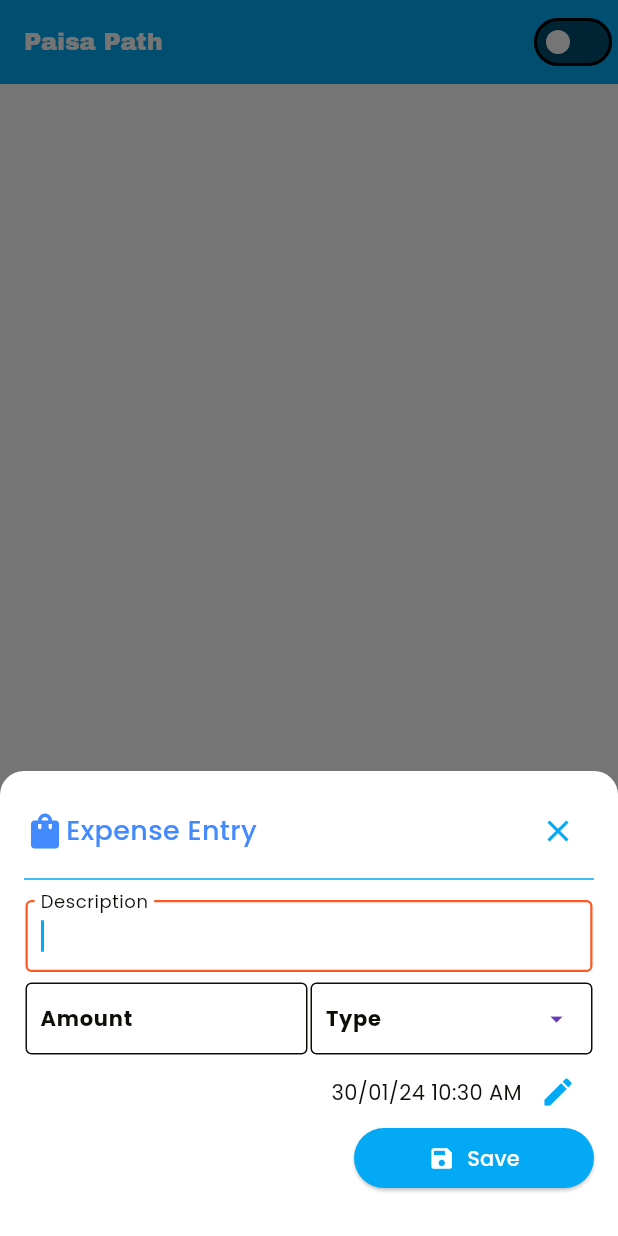
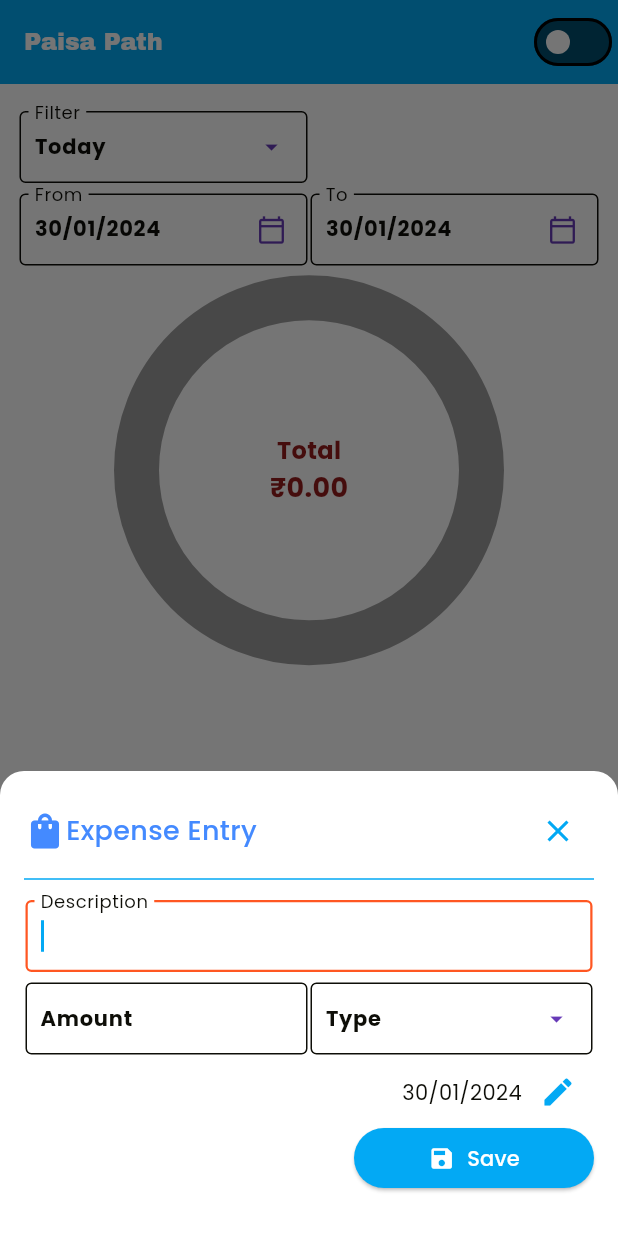
Before and after one commit to anees4ever/paisa_path, a Flutter app: the screen it shows after launch, item 2 of the bottom bar chosen, after a tap on the "add" icon, on a phone screen of 412 x 824 dp. Run offline on Flutter 3.47's test engine with Material 3 defaults, Android fonts, the phone set to English and light mode, and no system bars; drawn by our look-alikes of fl_chart; our stand-ins replace floor, get, google_fonts, shared_preferences, sqflite; missing offline and left inert: flutter_lang, in_app_update, restart_app; accounts and stored records are empty; generated files the repository leaves out were written again.

Commit message:
Add SummaryItem model class and its dependencies Update floor_database.g.dart Add formattedDate() and formattedTime() methods to DateTimeExt Add migration_1 to insert expense types Update FlutterLanguage with new translations Add FilterDateTypes enum and its label method Update ExpenseEntryScreen to use formatLocal() method Update languages_data.json with new translations Update HomeScreen with new pages and FloatingActionButton behavior

```diff
--- /dev/null
+++ b/lib/src/controllers/summary_controller.dart
@@ -0,0 +1,118 @@
+import 'package:flutter/material.dart';
+import 'package:get/get.dart';
+import 'package:paisa_path/src/controllers/expenses_controller.dart';
+import 'package:paisa_path/src/di.dart';
+import 'package:paisa_path/src/localization/flutter_lang.dart';
+import 'package:paisa_path/src/models/enum_filter_date_types.dart';
+import 'package:paisa_path/src/models/expense_types_model.dart';
+import 'package:paisa_path/src/models/expenses_model.dart';
+import 'package:paisa_path/src/models/summary_item.dart';
+
+class SummaryController extends GetxController {
+  final RxList<SummaryItem> _summaryItems = RxList([]);
+  List<SummaryItem> get summaryItems => _summaryItems.toList();
+  final RxDouble _totalAmount = RxDouble(0);
+  double get totalAmount => _totalAmount.value;
+
+  //Filter Specific
+  Rx<FilterDateTypes> filterType = Rx<FilterDateTypes>(FilterDateTypes.today);
+  Rx<DateTime> fromDate = Rx<DateTime>(DateTime.now());
+  Rx<DateTime> toDate = Rx<DateTime>(DateTime.now());
+
+  generateSummary() async {
+    List<ExpenseTypes> expenseTypes =
+        Get.find<ExpensesController>().expenseTypes;
+    List<Expenses> expenses = await DI.db.expensesDao.listExpenses();
+    List<SummaryItem> items = [];
+    _totalAmount.value = 0;
+    double total = 0;
+
+    for (var expense in expenses) {
+      total += expense.amount;
+
+      SummaryItem? item = items.firstWhereOrNull(
+        (element) => element.typeId == expense.expenseTypeId,
+      );
+
+      if (item == null) {
+        ExpenseTypes? type = expenseTypes
+            .firstWhereOrNull((element) => element.id == expense.expenseTypeId);
+        items.add(SummaryItem(
+          typeId: type == null ? 0 : expense.expenseTypeId,
+          typeName: type == null ? Strings.current.uncategorized : type.name,
+          amount: expense.amount,
+        ));
+      } else {
+        item.amount += expense.amount;
+      }
+    }
+
+    _totalAmount.value = total;
+    _summaryItems.value = items;
+  }
+
+  showDateFilter(Function(FilterDateTypes) callback) {
+    Get.defaultDialog(
+      title: Strings.current.filter,
+      content: Column(
+        children: FilterDateTypes.values
+            .map(
+              (e) => ListTile(
+                title: Text(e.label),
+                onTap: () {
+                  Get.back();
+                  filterType.value = e;
+                  _updateFromToDates();
+                  callback(e);
+                  generateSummary();
+                },
+              ),
+            )
+            .toList(),
+      ),
+    );
+  }
+
+  _updateFromToDates() {
+    DateTime now = DateTime.now();
+    switch (filterType.value) {
+      case FilterDateTypes.today:
+        fromDate.value = DateTime(now.year, now.month, now.day);
+        toDate.value = DateTime(now.year, now.month, now.day);
+        break;
+      case FilterDateTypes.yesterday:
+        fromDate.value = DateTime(now.year, now.month, now.day - 1);
+        toDate.value = DateTime(now.year, now.month, now.day - 1);
+        break;
+      case FilterDateTypes.thisWeek:
+        fromDate.value = DateTime(now.year, now.month, now.day - now.weekday);
+        toDate.value = DateTime(now.year, now.month, now.day);
+        break;
+      case FilterDateTypes.lastWeek:
+        fromDate.value =
+            DateTime(now.year, now.month, now.day - now.weekday - 7);
+        toDate.value = DateTime(now.year, now.month, now.day - now.weekday);
+        break;
+      case FilterDateTypes.thisMonth:
+        fromDate.value = DateTime(now.year, now.month, 1);
+        toDate.value = DateTime(now.year, now.month + 1, 0);
+        break;
+      case FilterDateTypes.lastMonth:
+        fromDate.value = DateTime(now.year, now.month - 1, 1);
+        toDate.value = DateTime(now.year, now.month, 0);
+        break;
+      case FilterDateTypes.thisYear:
+        fromDate.value = DateTime(now.year, 1, 1);
+        toDate.value = DateTime(now.year, 12, 31);
+        break;
+      case FilterDateTypes.lastYear:
+        fromDate.value = DateTime(now.year - 1, 1, 1);
+        toDate.value = DateTime(now.year - 1, 12, 31);
+        break;
+      default:
+        fromDate.value = DateTime(now.year, now.month, now.day);
+        toDate.value = DateTime(now.year, now.month, now.day);
+        break;
+    }
+  }
+}
--- a/lib/src/extentions/datetime.dart
+++ b/lib/src/extentions/datetime.dart
@@ -22,4 +22,12 @@ extension DateTimeExt on DateTime {
     other ??= DateTime.now();
     return year == other.year && month == other.month && day == other.day;
   }
+
+  String formattedDate() {
+    return format('dd/MM/yyyy');
+  }
+
+  String formattedTime() {
+    return format('HH:mm:ss');
+  }
 }
--- /dev/null
+++ b/lib/src/models/enum_filter_date_types.dart
@@ -0,0 +1,38 @@
+import 'package:paisa_path/src/localization/flutter_lang.dart';
+
+enum FilterDateTypes {
+  today,
+  yesterday,
+  thisWeek,
+  lastWeek,
+  thisMonth,
+  lastMonth,
+  thisYear,
+  lastYear,
+  custom;
+
+  String get label {
+    switch (this) {
+      case FilterDateTypes.today:
+        return Strings.current.today;
+      case FilterDateTypes.yesterday:
+        return Strings.current.yesterday;
+      case FilterDateTypes.thisWeek:
+        return Strings.current.thisWeek;
+      case FilterDateTypes.lastWeek:
+        return Strings.current.lastWeek;
+      case FilterDateTypes.thisMonth:
+        return Strings.current.thisMonth;
+      case FilterDateTypes.lastMonth:
+        return Strings.current.lastMonth;
+      case FilterDateTypes.thisYear:
+        return Strings.current.thisYear;
+      case FilterDateTypes.lastYear:
+        return Strings.current.lastYear;
+      case FilterDateTypes.custom:
+        return Strings.current.custom;
+      default:
+        return '';
+    }
+  }
+}
--- /dev/null
+++ b/lib/src/models/summary_item.dart
@@ -0,0 +1,10 @@
+class SummaryItem {
+  int typeId;
+  String typeName;
+  double amount;
+  SummaryItem({
+    required this.typeId,
+    required this.typeName,
+    required this.amount,
+  });
+}
--- /dev/null
+++ b/lib/src/screens/custom_widgets/date_picker.dart
@@ -0,0 +1,88 @@
+import 'package:flutter/material.dart';
+import 'package:paisa_path/src/extentions/datetime.dart';
+import 'package:paisa_path/src/screens/custom_widgets/textfield.dart';
+
+class DatePicker extends StatelessWidget {
+  const DatePicker(
+      {super.key,
+      required this.label,
+      this.onSelected,
+      this.initialDate,
+      this.controller});
+
+  final String label;
+  final DateTime? initialDate;
+  final void Function(DateTime?)? onSelected;
+  final TextEditingController? controller;
+
+  @override
+  Widget build(BuildContext context) {
+    TextEditingController dateController =
+        controller ?? TextEditingController();
+    dateController.text = (initialDate ?? DateTime.now()).formattedDate();
+    return EditBox(
+      controller: dateController,
+      labelText: label,
+      readOnly: true,
+      suffixIcon: Icons.calendar_today_outlined,
+      onTap: () async {
+        DateTime? newDate = await showDatePicker(
+          context: context,
+          initialDate: initialDate ?? DateTime.now(),
+          firstDate: DateTime(2015),
+          lastDate: DateTime(2050),
+        );
+        if (newDate != null) {
+          dateController.text = newDate.formattedDate();
+          if (onSelected != null) {
+            onSelected!(newDate);
+          }
+        }
+      },
+    );
+  }
+}
+
+class TimePicker extends StatelessWidget {
+  const TimePicker({
+    Key? key,
+    required this.label,
+    this.onSelected,
+    this.initialTime,
+    this.controller,
+  });
+
+  final String label;
+  final DateTime? initialTime;
+  final void Function(DateTime?)? onSelected;
+  final TextEditingController? controller;
+
+  @override
+  Widget build(BuildContext context) {
+    TextEditingController timeController =
+        controller ?? TextEditingController();
+    timeController.text = (initialTime ?? DateTime.now()).formattedTime();
+    return EditBox(
+      controller: timeController,
+      labelText: label,
+      readOnly: true,
+      suffixIcon: Icons.access_time,
+      onTap: () async {
+        TimeOfDay? newTime = await showTimePicker(
+          context: context,
+          initialTime: initialTime != null
+              ? TimeOfDay.fromDateTime(initialTime!)
+              : TimeOfDay.now(),
+        );
+        if (newTime != null) {
+          DateTime newDate = DateTime(DateTime.now().year, DateTime.now().month,
+              DateTime.now().day, newTime.hour, newTime.minute);
+          timeController.text = newDate.formattedTime();
+          if (onSelected != null) {
+            onSelected!(newDate);
+          }
+        }
+      },
+    );
+  }
+}
--- a/lib/src/screens/expense_entry_screen.dart
+++ b/lib/src/screens/expense_entry_screen.dart
@@ -17,8 +17,8 @@ class ExpenseEntryScreen extends StatefulWidget {
   @override
   State<ExpenseEntryScreen> createState() => _ExpenseEntryScreenState();
 
-  static Future<void> show(Expenses? expense) async {
-    return await showModalBottomSheet(
+  static Future<bool?> show(Expenses? expense) async {
+    return await showModalBottomSheet<bool>(
         context: Get.context!,
         isScrollControlled: true,
         shape: const RoundedRectangleBorder(
@@ -158,8 +158,8 @@ class _ExpenseEntryScreenState extends State<ExpenseEntryScreen> {
               Expanded(
                 child: Text(
                   widget.expense == null
-                      ? DateTime.now().formatDateTime()
-                      : widget.expense!.trnDateTime.formatDateTime(),
+                      ? DateTime.now().formatLocal()
+                      : widget.expense!.trnDateTime.formatLocal(),
                   textAlign: TextAlign.end,
                   style: textStyleContent,
                 ),
@@ -200,7 +200,7 @@ class _ExpenseEntryScreenState extends State<ExpenseEntryScreen> {
         expenseType,
         descriptionController.text);
     if (result) {
-      Get.back();
+      Get.back(result: true);
     }
   }
 }
--- a/lib/src/screens/home_screen.dart
+++ b/lib/src/screens/home_screen.dart
@@ -39,11 +39,11 @@ class _HomeScreenState extends State<HomeScreen> {
                 controller: _pageController,
                 allowImplicitScrolling: false,
                 physics: const NeverScrollableScrollPhysics(),
-                children: [
-                  const DashboardScreen(),
+                children: const [
+                  DashboardScreen(),
                   SummaryScreen(),
-                  const Text('Page 3'),
-                  const Text('Page 4'),
+                  Text('Page 3'),
+                  Text('Page 4'),
                 ],
               ),
             ),
@@ -52,8 +52,11 @@ class _HomeScreenState extends State<HomeScreen> {
         ],
       ),
       floatingActionButton: FloatingActionButton.large(
-        onPressed: () {
-          ExpenseEntryScreen.show(null);
+        onPressed: () async {
+          bool? result = await ExpenseEntryScreen.show(null);
+          if (result ?? false) {
+            currentPage = 0;
+          }
         },
         shape: const CircleBorder(
           side: BorderSide(
@@ -66,6 +69,7 @@ class _HomeScreenState extends State<HomeScreen> {
       ),
       floatingActionButtonLocation: FloatingActionButtonLocation.centerDocked,
       bottomNavigationBar: BottomAppBar(
+        height: 48,
         shape: const CircularNotchedRectangle(), //shape of notch
         notchMargin: 12,
         child: Row(
--- a/lib/src/screens/home_screen_tab_summary.dart
+++ b/lib/src/screens/home_screen_tab_summary.dart
@@ -1,38 +1,121 @@
 import 'package:flutter/material.dart';
 import 'package:fl_chart/fl_chart.dart';
 import 'package:get/get.dart';
-import 'package:paisa_path/src/controllers/expenses_controller.dart';
+import 'package:paisa_path/src/controllers/summary_controller.dart';
+import 'package:paisa_path/src/extentions/datetime.dart';
 import 'package:paisa_path/src/extentions/double.dart';
+import 'package:paisa_path/src/localization/flutter_lang.dart';
+import 'package:paisa_path/src/screens/custom_widgets/date_picker.dart';
+import 'package:paisa_path/src/screens/custom_widgets/textfield.dart';
 import 'package:paisa_path/src/theme/colors.dart';
 import 'package:paisa_path/src/theme/styles.dart';
 
 class SummaryScreen extends StatelessWidget {
-  SummaryScreen({super.key});
-
-  int touchedIndex = -1;
-
-  ExpensesController controller = Get.find();
+  const SummaryScreen({super.key});
 
   @override
   Widget build(BuildContext context) {
-    return Column(
-      children: <Widget>[
+    final SummaryController summaryController = Get.put(SummaryController())
+      ..generateSummary();
+    TextEditingController filterTypeController = TextEditingController(
+      text: summaryController.filterType.value.label,
+    );
+    TextEditingController fromDateController = TextEditingController();
+    TextEditingController toDateController = TextEditingController();
+    return AspectRatio(
+      aspectRatio: 1.3,
+      child: Column(
+        children: [
+          Row(
+            children: [
+              Expanded(
+                child: EditBox(
+                  labelText: Strings.current.filter,
+                  readOnly: true,
+                  controller: filterTypeController,
+                  suffixIcon: Icons.arrow_drop_down,
+                  onTap: () {
+                    summaryController.showDateFilter(
+                      (p0) {
+                        fromDateController.text =
+                            summaryController.fromDate.value.formattedDate();
+                        toDateController.text =
+                            summaryController.toDate.value.formattedDate();
+                        return filterTypeController.text = p0.label;
+                      },
+                    );
+                  },
+                ),
+              ),
+              const Expanded(
+                child: SizedBox(),
+              ),
+            ],
+          ),
+          Row(
+            children: [
+              Expanded(
+                child: DatePicker(
+                  label: Strings.current.from,
+                  controller: fromDateController,
+                ),
+              ),
+              Expanded(
+                child: DatePicker(
+                  label: Strings.current.to,
+                  controller: toDateController,
+                ),
+              ),
+            ],
+          ),
           Expanded(
             child: AspectRatio(
               aspectRatio: 1,
-            child: PieChart(
+              child: Stack(
+                fit: StackFit.expand,
+                children: [
+                  GetX<SummaryController>(builder: (_) {
+                    return PieChart(
                       PieChartData(
                         pieTouchData: PieTouchData(
-                  touchCallback: (FlTouchEvent event, pieTouchResponse) {},
+                          touchCallback:
+                              (FlTouchEvent event, pieTouchResponse) {},
                         ),
                         startDegreeOffset: 180,
                         borderData: FlBorderData(
                           show: false,
                         ),
                         sectionsSpace: 1,
-                centerSpaceRadius: 70,
-                sections: showingSections(),
+                        centerSpaceRadius: 100,
+                        sections: getChartSections(summaryController),
                       ),
+                    );
+                  }),
+                  Align(
+                    alignment: Alignment.center,
+                    child: GetX<SummaryController>(builder: (_) {
+                      return Column(
+                        mainAxisSize: MainAxisSize.min,
+                        children: [
+                          Text(
+                            Strings.current.total,
+                            style: textStyleSubtitle.copyWith(
+                              color: fontColorError.theme,
+                              fontWeight: FontWeight.bold,
+                            ),
+                          ),
+                          Text(
+                            summaryController.totalAmount.amount(),
+                            style: textStyleTitle.copyWith(
+                              color: fontColorError.theme,
+                              fontWeight: FontWeight.bold,
+                            ),
+                          ),
+                        ],
+                      );
+                    }),
+                  ),
+                ],
               ),
             ),
           ),
@@ -40,23 +123,27 @@ class SummaryScreen extends StatelessWidget {
             height: 28,
           ),
           Expanded(
-          child: GridView.count(
+            child: GetX<SummaryController>(builder: (_) {
+              return GridView.count(
                 crossAxisCount: 2,
                 childAspectRatio: 2.5,
                 shrinkWrap: true,
-            children: controller.expenseTypes.map((element) {
-              int index = controller.expenseTypes.indexOf(element);
+                children: summaryController.summaryItems
+                    .where((element) => element.amount != 0)
+                    .map((element) {
+                  int index = summaryController.summaryItems.indexOf(element);
                   return Card(
-                color: chartColor(index),
+                    color: ChartColors.get(index),
                     child: Column(
                       mainAxisAlignment: MainAxisAlignment.center,
                       children: [
                         Text(
-                      element.name,
-                      style: textStyleSubtitle.copyWith(color: fontColorDark),
+                          element.typeName,
+                          style:
+                              textStyleSubtitle.copyWith(color: fontColorDark),
                         ),
                         Text(
-                      200.00.amount(),
+                          element.amount.amount(),
                           style: textStyleSubtitle.copyWith(
                             color: fontColorDark,
                             fontWeight: FontWeight.bold,
@@ -66,31 +153,56 @@ class SummaryScreen extends StatelessWidget {
                     ),
                   );
                 }).toList(),
-          ),
+              );
+            }),
           ),
         ],
+      ),
     );
   }
 
-  List<PieChartSectionData> showingSections() {
-    return controller.expenseTypes.map((element) {
-      int index = controller.expenseTypes.indexOf(element);
+  List<PieChartSectionData> getChartSections(SummaryController controller) {
+    double total = controller.summaryItems
+        .fold(0, (previousValue, element) => previousValue + element.amount);
+    if (total == 0) {
+      return [
+        PieChartSectionData(
+          color: Colors.grey,
+          value: 1,
+          title: '',
+          radius: 30,
+          titlePositionPercentageOffset: 0.55,
+          borderSide: BorderSide(color: Colors.white.withOpacity(0)),
+        )
+      ];
+    }
+    return controller.summaryItems.map((element) {
+      int index = controller.summaryItems.indexOf(element);
       return PieChartSectionData(
-        color: chartColor(index),
-        value: 10 * (index + 1).toDouble(),
+        color: ChartColors.get(index),
+        value: element.amount,
         title: '',
-        radius: 80,
+        radius: 30,
         titlePositionPercentageOffset: 0.55,
-        borderSide: index == touchedIndex
-            ? const BorderSide(color: Colors.white, width: 6)
-            : BorderSide(color: Colors.white.withOpacity(0)),
+        borderSide: BorderSide(color: Colors.white.withOpacity(0)),
       );
     }).toList();
   }
 }
 
-//Unlimited list of colors for the chart by index
-Color chartColor(int index) {
+class ChartColors {
+  static const Color contentColorBlack = Colors.black;
+  static const Color contentColorWhite = Colors.white;
+  static const Color contentColorBlue = Color(0xFF2196F3);
+  static const Color contentColorYellow = Color(0xFFFFC300);
+  static const Color contentColorOrange = Color(0xFFFF683B);
+  static const Color contentColorGreen = Color(0xFF3BFF49);
+  static const Color contentColorPurple = Color(0xFF6E1BFF);
+  static const Color contentColorPink = Color(0xFFFF3AF2);
+  static const Color contentColorRed = Color(0xFFE80054);
+  static const Color contentColorCyan = Color(0xFF50E4FF);
+
+  static Color get(int index) {
     switch (index % 10) {
       case 0:
         return ChartColors.contentColorBlue;
@@ -116,59 +228,4 @@ Color chartColor(int index) {
         throw Error();
     }
   }
-
-class Indicator extends StatelessWidget {
-  const Indicator({
-    super.key,
-    required this.color,
-    required this.text,
-    required this.isSquare,
-    this.size = 16,
-    this.textColor,
-  });
-  final Color color;
-  final String text;
-  final bool isSquare;
-  final double size;
-  final Color? textColor;
-
-  @override
-  Widget build(BuildContext context) {
-    return Row(
-      children: <Widget>[
-        Container(
-          width: size,
-          height: size,
-          decoration: BoxDecoration(
-            shape: isSquare ? BoxShape.rectangle : BoxShape.circle,
-            color: color,
-          ),
-        ),
-        const SizedBox(
-          width: 4,
-        ),
-        Text(
-          text,
-          style: TextStyle(
-            fontSize: 16,
-            fontWeight: FontWeight.bold,
-            color: textColor,
-          ),
-        )
-      ],
-    );
 }
-}
-
-class ChartColors {
-  static const Color contentColorBlack = Colors.black;
-  static const Color contentColorWhite = Colors.white;
-  static const Color contentColorBlue = Color(0xFF2196F3);
-  static const Color contentColorYellow = Color(0xFFFFC300);
-  static const Color contentColorOrange = Color(0xFFFF683B);
-  static const Color contentColorGreen = Color(0xFF3BFF49);
-  static const Color contentColorPurple = Color(0xFF6E1BFF);
-  static const Color contentColorPink = Color(0xFFFF3AF2);
-  static const Color contentColorRed = Color(0xFFE80054);
-  static const Color contentColorCyan = Color(0xFF50E4FF);
-}
```
Also changed, not shown: lib/src/database/migrations/migration_1.dart (+5 -2 lines), lib/src/localization/languages_data.json (+40 -0 lines), lib/src/database/floor_database.g.dart, lib/src/localization/flutter_lang.core.g.dart, lib/src/localization/flutter_lang.lang.g.dart. Lines whose indentation alone changed are shown as unchanged.
